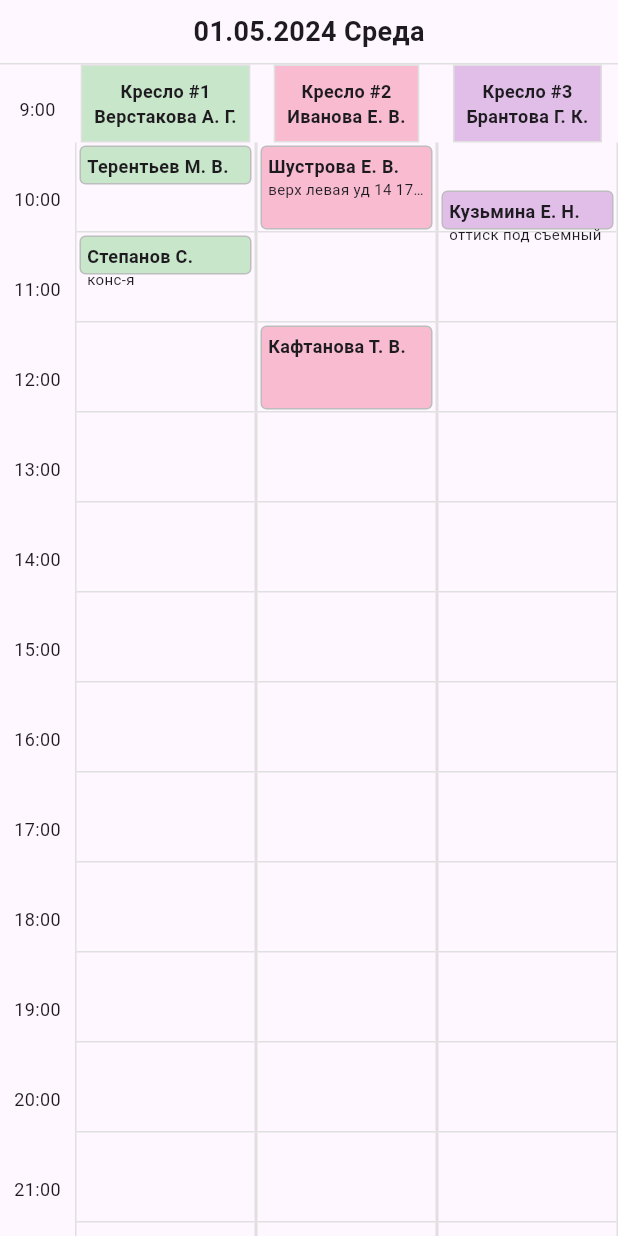
After one commit to muzaffarxoja/draft, a Flutter app: the DentalScheduler screen opened directly, on a phone screen of 412 x 824 dp. The commit adds this screen. Run offline on Flutter 3.47's test engine with Material 3 defaults, Android fonts, the phone set to English and light mode, and no system bars; our stand-ins replace calendar_view, syncfusion_flutter_calendar, table_calendar.

Commit message:
start syncfusion

```diff
--- /dev/null
+++ b/lib/drafts/time_table_screen.dart
@@ -0,0 +1,230 @@
+import 'package:flutter/material.dart';
+
+class DentalScheduler extends StatelessWidget {
+  final ScrollController _scrollController = ScrollController();
+
+  @override
+  Widget build(BuildContext context) {
+    return Scaffold(
+      body: Column(
+        children: [
+          // Date header
+          Container(
+            padding: const EdgeInsets.all(8),
+            alignment: Alignment.center,
+            decoration: BoxDecoration(
+              border: Border(bottom: BorderSide(color: Colors.grey.shade300)),
+            ),
+            child: const Text(
+              '01.05.2024 Среда',
+              style: TextStyle(fontSize: 18, fontWeight: FontWeight.bold),
+            ),
+          ),
+          // Schedule grid
+          Expanded(
+            child: Row(
+              children: [
+                // Timeline
+                _buildTimeline(),
+                // Chair columns
+                Expanded(
+                  child: Row(
+                    crossAxisAlignment: CrossAxisAlignment.start,
+                    children: [
+                      _buildChairColumn(
+                        'Кресло #1\nВерстакова А. Г.',
+                        Colors.green.shade100,
+                        chair1Appointments,
+                      ),
+                      _buildChairColumn(
+                        'Кресло #2\nИванова Е. В.',
+                        Colors.pink.shade100,
+                        chair2Appointments,
+                      ),
+                      _buildChairColumn(
+                        'Кресло #3\nБрантова Г. К.',
+                        Colors.purple.shade100,
+                        chair3Appointments,
+                      ),
+                    ],
+                  ),
+                ),
+              ],
+            ),
+          ),
+        ],
+      ),
+    );
+  }
+
+  Widget _buildTimeline() {
+    return SizedBox(
+      width: 50,
+      child: ListView.builder(
+        controller: _scrollController,
+        itemCount: 13, // 9:00 to 15:00
+        itemBuilder: (context, index) {
+          final hour = 9 + index;
+          return Container(
+            height: 60,
+            alignment: Alignment.center,
+            child: Text(
+              '$hour:00',
+              style: TextStyle(fontSize: 12),
+            ),
+          );
+        },
+      ),
+    );
+  }
+
+  Widget _buildChairColumn(String title, Color color, List<Appointment> appointments) {
+    return Expanded(
+      child: Column(
+        children: [
+          // Chair header
+          Container(
+            padding: const EdgeInsets.all(8),
+            decoration: BoxDecoration(
+              color: color,
+              border: Border.all(color: Colors.grey.shade300),
+            ),
+            child: Text(
+              title,
+              textAlign: TextAlign.center,
+              style: TextStyle(fontSize: 12, fontWeight: FontWeight.bold),
+            ),
+          ),
+          // Appointments area
+          Expanded(
+            child: Container(
+              decoration: BoxDecoration(
+                border: Border(
+                  left: BorderSide(color: Colors.grey.shade300),
+                  right: BorderSide(color: Colors.grey.shade300),
+                ),
+              ),
+              child: Stack(
+                children: [
+                  // Time slots background
+                  ListView.builder(
+                    controller: _scrollController,
+                    itemCount: 12,
+                    itemBuilder: (context, index) {
+                      return Container(
+                        height: 60,
+                        decoration: BoxDecoration(
+                          border: Border(
+                            bottom: BorderSide(color: Colors.grey.shade300),
+                          ),
+                        ),
+                      );
+                    },
+                  ),
+                  // Appointments
+                  ...appointments.map((apt) => Positioned(
+                    top: _calculateTopPosition(apt.startTime),
+                    left: 0,
+                    right: 0,
+                    height: _calculateHeight(apt.startTime, apt.endTime),
+                    child: Container(
+                      margin: EdgeInsets.all(2),
+                      padding: EdgeInsets.all(4),
+                      decoration: BoxDecoration(
+                        color: color,
+                        borderRadius: BorderRadius.circular(4),
+                        border: Border.all(color: Colors.grey.shade400),
+                      ),
+                      child: Column(
+                        crossAxisAlignment: CrossAxisAlignment.start,
+                        children: [
+                          Text(
+                            apt.name,
+                            style: TextStyle(
+                              fontSize: 12,
+                              fontWeight: FontWeight.bold,
+                            ),
+                            overflow: TextOverflow.ellipsis,
+                          ),
+                          if (apt.note != null)
+                            Text(
+                              apt.note!,
+                              style: TextStyle(fontSize: 10),
+                              overflow: TextOverflow.ellipsis,
+                            ),
+                        ],
+                      ),
+                    ),
+                  )),
+                ],
+              ),
+            ),
+          ),
+        ],
+      ),
+    );
+  }
+
+  double _calculateTopPosition(DateTime time) {
+    final startHour = 9.0;
+    final timeInHours = time.hour + (time.minute / 60.0);
+    return (timeInHours - startHour) * 60;
+  }
+
+  double _calculateHeight(DateTime start, DateTime end) {
+    final durationInHours = end.difference(start).inMinutes / 60.0;
+    return durationInHours * 60;
+  }
+}
+
+class Appointment {
+  final DateTime startTime;
+  final DateTime endTime;
+  final String name;
+  final String? note;
+
+  const Appointment({
+    required this.startTime,
+    required this.endTime,
+    required this.name,
+    this.note,
+  });
+}
+
+// Sample appointment data
+final chair1Appointments = [
+  Appointment(
+    startTime: DateTime(2024, 5, 1, 9, 0),
+    endTime: DateTime(2024, 5, 1, 9, 30),
+    name: 'Терентьев М. В.',
+  ),
+  Appointment(
+    startTime: DateTime(2024, 5, 1, 10, 0),
+    endTime: DateTime(2024, 5, 1, 10, 30),
+    name: 'Степанов С.',
+    note: 'конс-я',
+  ),
+];
+
+final chair2Appointments = [
+  Appointment(
+    startTime: DateTime(2024, 5, 1, 9, 0),
+    endTime: DateTime(2024, 5, 1, 10, 0),
+    name: 'Шустрова Е. В.',
+    note: 'верх левая уд 14 17 18',
+  ),
+  Appointment(
+    startTime: DateTime(2024, 5, 1, 11, 0),
+    endTime: DateTime(2024, 5, 1, 12, 0),
+    name: 'Кафтанова Т. В.',
+  ),
+];
+
+final chair3Appointments = [
+  Appointment(
+    startTime: DateTime(2024, 5, 1, 9, 30),
+    endTime: DateTime(2024, 5, 1, 10, 0),
+    name: 'Кузьмина Е. Н.',
+    note: 'оттиск под съемный',
+  ),
+];
--- a/lib/main.dart
+++ b/lib/main.dart
@@ -2,7 +2,7 @@ import 'package:calendar_view/calendar_view.dart';
 import 'package:draft/material_sidebar.dart';
 import 'package:flutter/material.dart';
 
-import 'time_table.dart';
+import 'drafts/time_table.dart';
 
 
 void main() {
--- /dev/null
+++ b/lib/time_table_screen.dart
@@ -0,0 +1,68 @@
+import 'package:flutter/material.dart';
+import 'package:syncfusion_flutter_calendar/calendar.dart';
+
+
+
+class TimetableScreen extends StatelessWidget {
+  @override
+  Widget build(BuildContext context) {
+    return Scaffold(
+      appBar: AppBar(title: Text("Clinic Timetable")),
+      body: SfCalendar(
+        view: CalendarView.timelineDay, // Use timelineDay for multi-column
+        timeSlotViewSettings: TimeSlotViewSettings(
+          timeInterval: Duration(minutes: 30),
+          timeFormat: 'HH:mm',
+        ),
+        resourceViewSettings: ResourceViewSettings(
+          visibleResourceCount: 3, // Number of workstations
+        ),
+        dataSource: AppointmentDataSource(_getAppointments(), _getChairs()),
+      ),
+    );
+  }
+
+  /// Define the chairs (workstations)
+  List<CalendarResource> _getChairs() {
+    return [
+      CalendarResource(displayName: "Кресло #1", id: "chair1", color: Colors.green),
+      CalendarResource(displayName: "Кресло #2", id: "chair2", color: Colors.pink),
+      CalendarResource(displayName: "Кресло #3", id: "chair3", color: Colors.purple),
+    ];
+  }
+
+  /// Define patient appointments
+  List<Appointment> _getAppointments() {
+    return [
+      Appointment(
+        startTime: DateTime(2024, 5, 1, 9, 0),
+        endTime: DateTime(2024, 5, 1, 9, 30),
+        subject: 'Терентьев М. В.',
+        color: Colors.green,
+        resourceIds: ['chair1'], // Assigned to Chair #1
+      ),
+      Appointment(
+        startTime: DateTime(2024, 5, 1, 10, 0),
+        endTime: DateTime(2024, 5, 1, 10, 30),
+        subject: 'Пискарев А. В.',
+        color: Colors.pink,
+        resourceIds: ['chair2'], // Assigned to Chair #2
+      ),
+      Appointment(
+        startTime: DateTime(2024, 5, 1, 9, 30),
+        endTime: DateTime(2024, 5, 1, 10, 0),
+        subject: 'Кузьмина Е. Н.',
+        color: Colors.purple,
+        resourceIds: ['chair3'], // Assigned to Chair #3
+      ),
+    ];
+  }
+}
+
+/// Custom Data Source to handle both Appointments & Resources (Chairs)
+class AppointmentDataSource extends CalendarDataSource {
+  AppointmentDataSource(List<Appointment> source, List<CalendarResource> resources) {
+    appointments = source;
+    this.resources = resources; // Correct way to add chairs
+  }
+}
--- a/pubspec.yaml
+++ b/pubspec.yaml
@@ -11,6 +11,7 @@ dependencies:
   flutter:
     sdk: flutter
   intl: ^0.20.2
+  syncfusion_flutter_calendar: ^28.2.4
   table_calendar:
 
 dev_dependencies:
```
Also changed, not shown: lib/drafts/day_view_widget.dart (added, +168 -0 lines), lib/material_sidebar.dart (+22 -20 lines), lib/drafts/time_table.dart (renamed from lib/time_table.dart), pubspec.lock.
